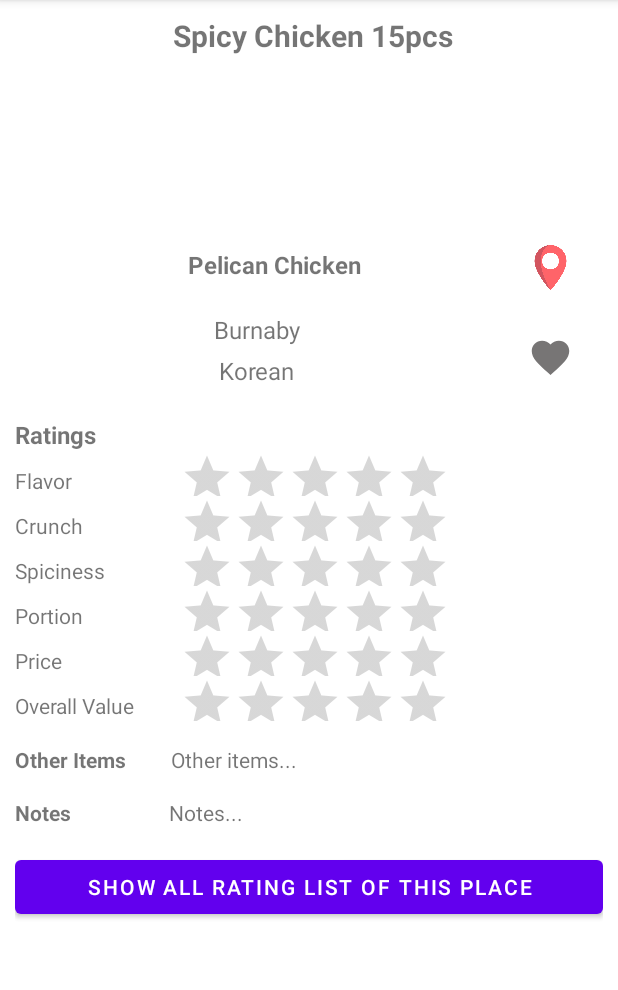
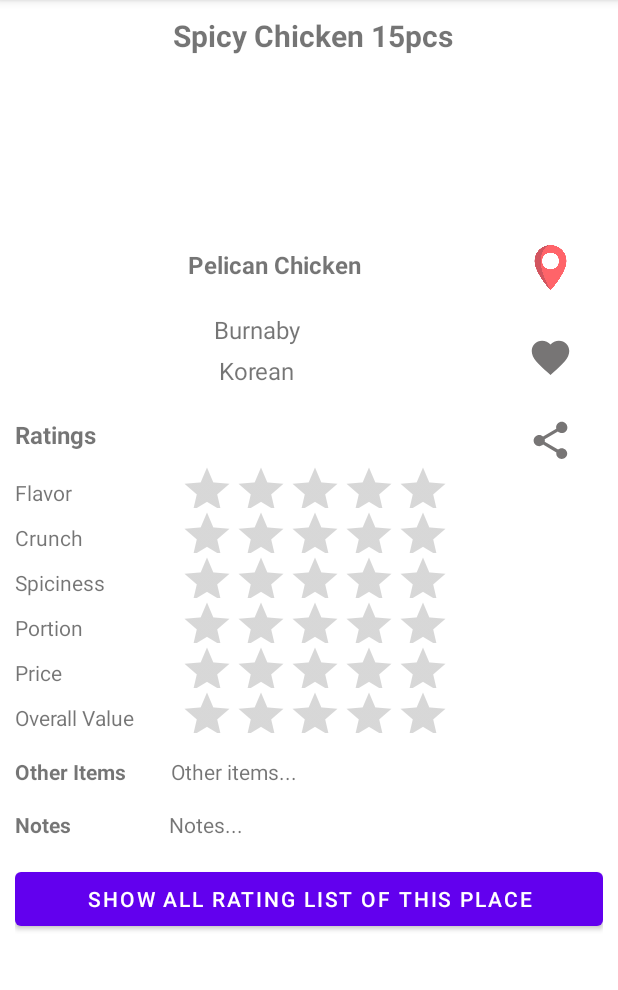
Before and after one commit to raptol/FriedChickenRating, an Android app: the fragment ViewRatingFragment shown on its own in the app's theme, on a phone screen of 412 x 824 dp, the part 84-1074 px from its top. Run offline under Robolectric (Android 15) with nearby library versions, the light colour scheme and no system bars; our stand-ins replace Firebase (no records; nobody signed in at launch, a user with empty details on screens opened directly); 4 statements that could not run were skipped.

Commit message:
add share feature

```diff
--- /dev/null
+++ b/app/src/main/res/drawable/ic_icon_share.xml
@@ -0,0 +1,5 @@
+<vector android:height="24dp" android:tint="#777575"
+    android:viewportHeight="24" android:viewportWidth="24"
+    android:width="24dp" xmlns:android="http://schemas.android.com/apk/res/android">
+    <path android:fillColor="@android:color/white" android:pathData="M18,16.08c-0.76,0 -1.44,0.3 -1.96,0.77L8.91,12.7c0.05,-0.23 0.09,-0.46 0.09,-0.7s-0.04,-0.47 -0.09,-0.7l7.05,-4.11c0.54,0.5 1.25,0.81 2.04,0.81 1.66,0 3,-1.34 3,-3s-1.34,-3 -3,-3 -3,1.34 -3,3c0,0.24 0.04,0.47 0.09,0.7L8.04,9.81C7.5,9.31 6.79,9 6,9c-1.66,0 -3,1.34 -3,3s1.34,3 3,3c0.79,0 1.5,-0.31 2.04,-0.81l7.12,4.16c-0.05,0.21 -0.08,0.43 -0.08,0.65 0,1.61 1.31,2.92 2.92,2.92 1.61,0 2.92,-1.31 2.92,-2.92s-1.31,-2.92 -2.92,-2.92z"/>
+</vector>
--- a/app/src/main/res/layout/fragment_view_rating.xml
+++ b/app/src/main/res/layout/fragment_view_rating.xml
@@ -146,10 +146,6 @@
 
                 </LinearLayout>
 
-
-
-
-
             </LinearLayout>
 
             <LinearLayout
@@ -166,9 +162,19 @@
                     <TextView
                         android:layout_width="match_parent"
                         android:layout_height="wrap_content"
+                        android:layout_weight="1"
                         android:text="Ratings"
                         android:textSize="16sp"
                         android:textStyle="bold" />
+
+                    <ImageView
+                        android:id="@+id/btnShare"
+                        android:layout_width="30dp"
+                        android:layout_height="30dp"
+                        android:layout_marginStart="20dp"
+                        android:layout_marginEnd="20dp"
+                        android:layout_gravity="center_horizontal|center_vertical"
+                        android:src="@drawable/ic_icon_share" />
                 </LinearLayout>
 
                 <LinearLayout
```
Also changed, not shown: app/src/main/java/com/example/friedchickenrating/fragments/ratings/ViewRatingFragment.java (+35 -1 lines).
